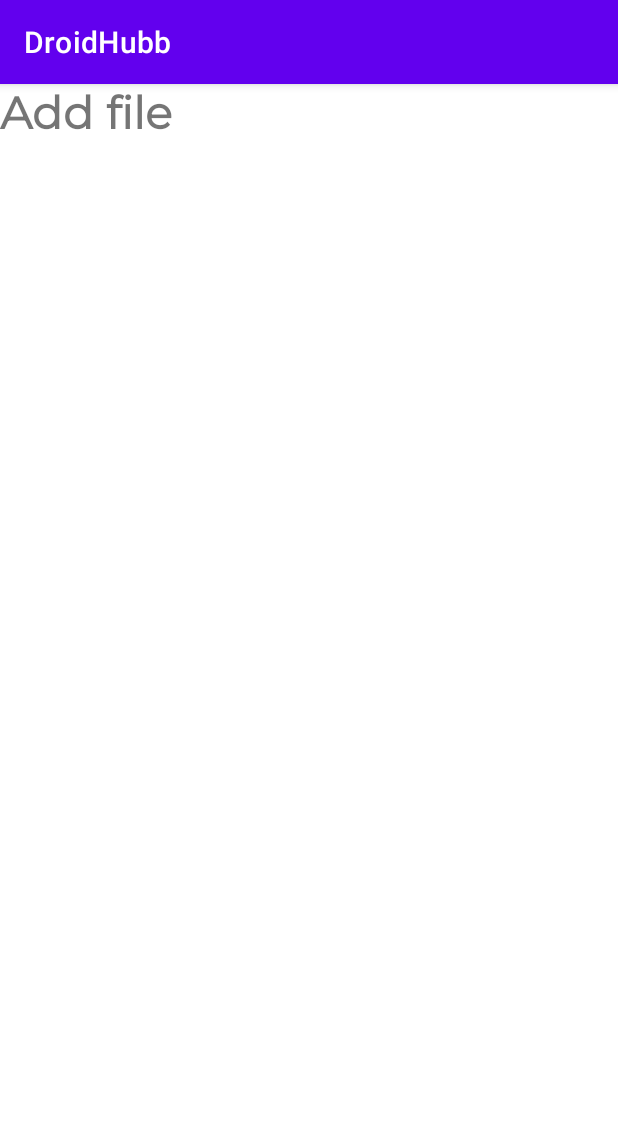
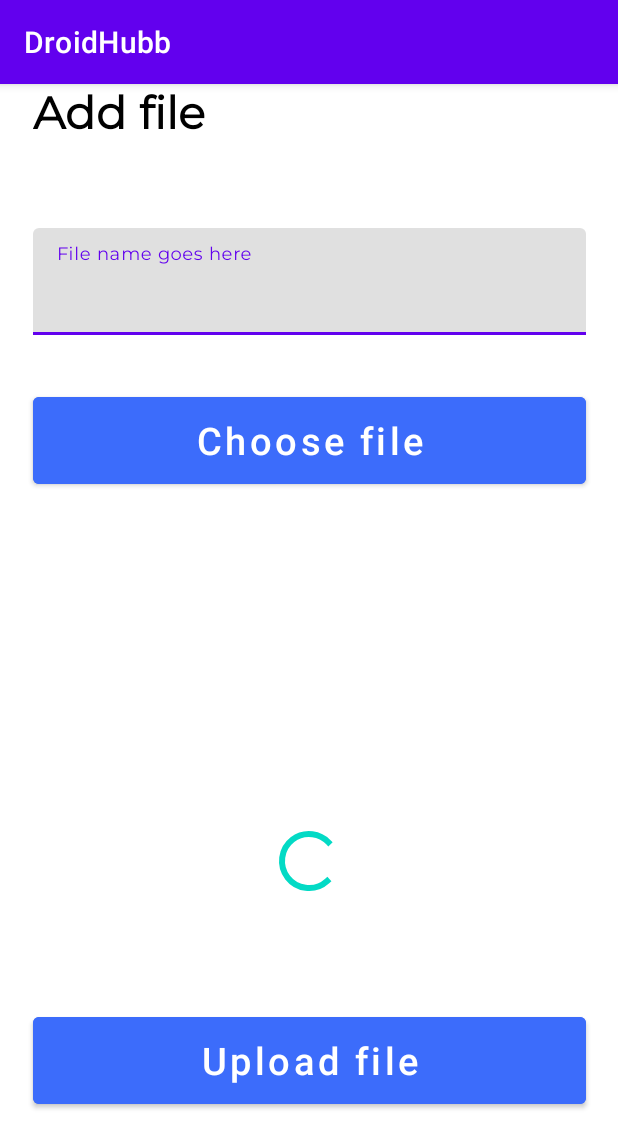
Before and after one commit to taofeeq23/DroidHubb, an Android app: the UploadActivity screen opened directly, with no data from a screen before it, on a phone screen of 412 x 824 dp. Shown: the top 1148 px of the screen. Run offline under Robolectric (Android 15) with nearby library versions, the phone set to English and light mode, and no system bars.

Commit message:
Modified Filescreen

```diff
--- a/app/src/main/res/layout/activity_upload.xml
+++ b/app/src/main/res/layout/activity_upload.xml
@@ -17,20 +17,25 @@
         app:layout_constraintVertical_bias="0.075">
 
         <com.google.android.material.textview.MaterialTextView
+            android:id="@+id/tvAddFile"
             android:layout_width="wrap_content"
             android:layout_height="wrap_content"
+            android:layout_marginLeft="22dp"
             android:fontFamily="@font/montserrat"
             android:text="@string/add_file"
             android:textSize="30sp"
-            android:textStyle="bold">
+            android:textStyle="bold"
+            android:textColor="@color/black">
 
         </com.google.android.material.textview.MaterialTextView>
     </com.google.android.material.textfield.TextInputLayout>
 
     <com.google.android.material.textfield.TextInputLayout
         android:id="@+id/textInputLayout1"
-        android:layout_width="0dp"
+        android:layout_width="match_parent"
         android:layout_height="wrap_content"
+        android:layout_marginLeft="22dp"
+        android:layout_marginRight="21dp"
         android:layout_marginTop="52dp"
         app:layout_constraintEnd_toEndOf="parent"
         app:layout_constraintHorizontal_bias="0.523"
@@ -38,7 +43,60 @@
         app:layout_constraintTop_toBottomOf="@+id/textInputLayout">
 
 
+        <com.google.android.material.textfield.TextInputEditText
+            android:id="@+id/editTextTextPersonName"
+            android:layout_width="match_parent"
+            android:layout_height="match_parent"
+            android:layout_weight="1"
+            android:ems="10"
+            android:inputType="textPersonName"
+            android:textSize="25sp"
+            android:hint="@string/file_name_goes_here"
+            android:fontFamily="@font/montserrat" />
     </com.google.android.material.textfield.TextInputLayout>
+
+    <com.google.android.material.button.MaterialButton
+        android:id="@+id/materialButton2"
+        android:layout_width="0dp"
+        android:layout_height="70dp"
+        android:layout_marginStart="22dp"
+        android:layout_marginTop="35dp"
+        android:layout_marginEnd="21dp"
+        android:backgroundTint="@color/faded_blue"
+        android:text="@string/choose_file"
+        android:textAllCaps="false"
+        android:textSize="25sp"
+        app:backgroundTint="@color/faded_blue"
+        app:layout_constraintEnd_toEndOf="parent"
+        app:layout_constraintStart_toStartOf="parent"
+        app:layout_constraintTop_toBottomOf="@+id/textInputLayout1">
+
+    </com.google.android.material.button.MaterialButton>
+
+    <ProgressBar
+        android:id="@+id/progressBar2"
+        style="?android:attr/progressBarStyle"
+        android:layout_width="wrap_content"
+        android:layout_height="wrap_content"
+        android:layout_marginTop="221dp"
+        app:layout_constraintEnd_toEndOf="parent"
+        app:layout_constraintStart_toStartOf="parent"
+        app:layout_constraintTop_toBottomOf="@+id/materialButton2" />
+
+    <Button
+        android:id="@+id/button"
+        android:layout_width="0dp"
+        android:layout_height="70dp"
+        android:layout_marginStart="22dp"
+        android:layout_marginTop="74dp"
+        android:layout_marginEnd="21dp"
+        android:text="@string/upload_file"
+        android:textSize="25sp"
+        android:textAllCaps="false"
+        android:backgroundTint="@color/faded_blue"
+        app:layout_constraintEnd_toEndOf="parent"
+        app:layout_constraintStart_toStartOf="parent"
+        app:layout_constraintTop_toBottomOf="@+id/progressBar2" />
 
 
 </androidx.constraintlayout.widget.ConstraintLayout>
--- a/app/src/main/res/values/strings.xml
+++ b/app/src/main/res/values/strings.xml
@@ -10,4 +10,7 @@
     <string name="or_sign_up">or Sign Up</string>
     <string name="your_files">Your files</string>
     <string name="add_file">Add file</string>
+    <string name="file_name_goes_here">File name goes here</string>
+    <string name="choose_file">Choose file</string>
+    <string name="upload_file">Upload file</string>
 </resources>
```
